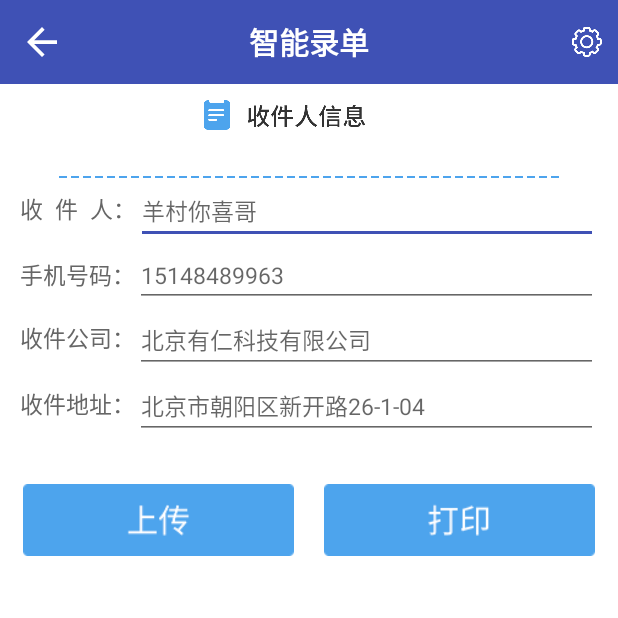
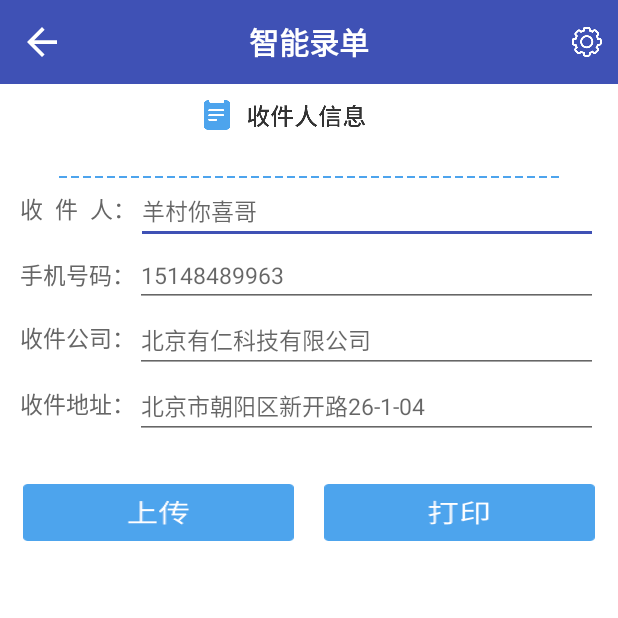
Before and after one commit to TER1993/PK30Dome-master, an Android app: the CollectionActivity screen opened directly, with no data from a screen before it, on a phone screen of 412 x 824 dp, the top half of it. Run offline under Robolectric (Android 15) with nearby library versions, the phone set to English and light mode, and no system bars; 1 statement that could not run was skipped.

Commit message:
修复BUG，修改退出及按钮显示部分

```diff
--- a/app/src/main/java/com/speedata/pk30dome/base/BaseActivity.java
+++ b/app/src/main/java/com/speedata/pk30dome/base/BaseActivity.java
@@ -47,7 +47,7 @@ public abstract class BaseActivity extends AppCompatActivity {
         mEnd = findViewById(R.id.toolbar_end);
         mToolBar.setTitle("");
         setSupportActionBar(mToolBar);
-        mToolBar.setNavigationOnClickListener(view -> finish());
+        mToolBar.setNavigationOnClickListener(view -> showFinishDialog());
         initView(savedInstanceState);
         mEnd.setText("");
         mEnd.setOnClickListener(view -> showSettingsAct());
@@ -110,7 +110,7 @@ public abstract class BaseActivity extends AppCompatActivity {
         mEnd = findViewById(R.id.toolbar_end);
         mToolBar.setTitle("");
         setSupportActionBar(mToolBar);
-        mToolBar.setNavigationOnClickListener(view -> finish());
+        mToolBar.setNavigationOnClickListener(view -> showFinishDialog());
 
     }
 
@@ -182,7 +182,7 @@ public abstract class BaseActivity extends AppCompatActivity {
      */
     public void showFinishDialog() {
         AlertUtils.dialog(mContext, "退出",
-                "是否退出程序？", (dialog, which) -> {
+                "是否退出当前页面？", (dialog, which) -> {
                     dialog.dismiss();
                     finish();
                 }, (dialog, which) -> dialog.dismiss());
--- a/app/src/main/java/com/speedata/pk30dome/settings/view/SettingsActivity.java
+++ b/app/src/main/java/com/speedata/pk30dome/settings/view/SettingsActivity.java
@@ -190,7 +190,7 @@ public class SettingsActivity extends BaseActivity implements SeekBar.OnSeekBarC
             case R.id.radioButton2:
                 //sp保存结果
                 SpUtils.put(MyApp.getInstance(), MODEL, 1);
-                PK30DataUtils.setModel(0);
+                PK30DataUtils.setModel(3);
                 ToastUtils.showShortToastSafe("重量、长、宽、高");
                 break;
             case R.id.radioButton3:
--- a/app/src/main/res/layout/activity_collection.xml
+++ b/app/src/main/res/layout/activity_collection.xml
@@ -183,7 +183,7 @@
                 android:gravity="start"
                 android:id="@+id/collection_upload"
                 android:layout_width="0dp"
-                android:layout_height="wrap_content"
+                android:layout_height="38dp"
                 android:layout_weight="1"
                 android:background="@drawable/quick_upload"
                 tools:ignore="ButtonStyle" />
@@ -194,7 +194,7 @@
                 android:id="@+id/collection_print"
                 android:layout_width="0dp"
                 android:layout_weight="1"
-                android:layout_height="wrap_content"
+                android:layout_height="38dp"
                 android:background="@drawable/print"
                 android:gravity="end"
                 tools:ignore="ButtonStyle" />
```
